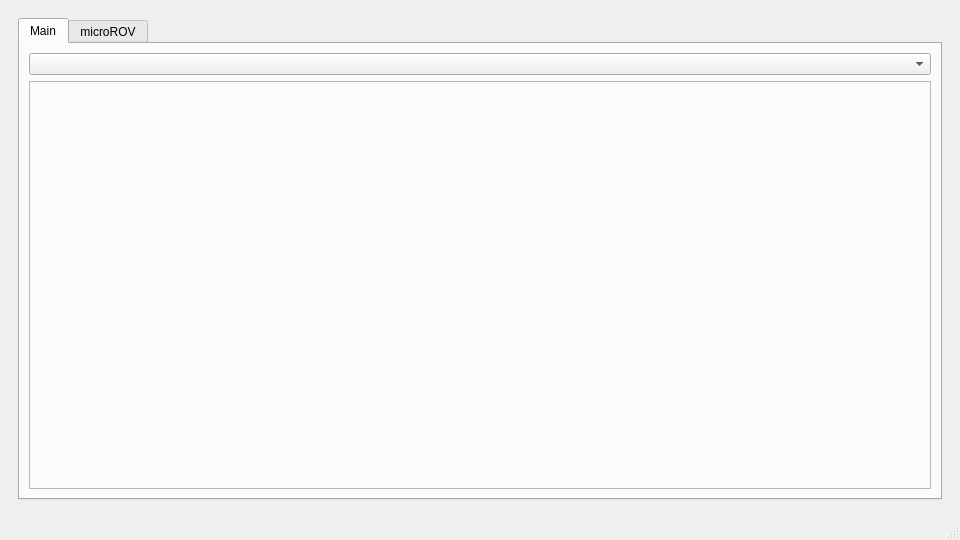
AndrewGrishchenko/MATE2021, file qt/cc/mainwindow.ui: the form before one commit.
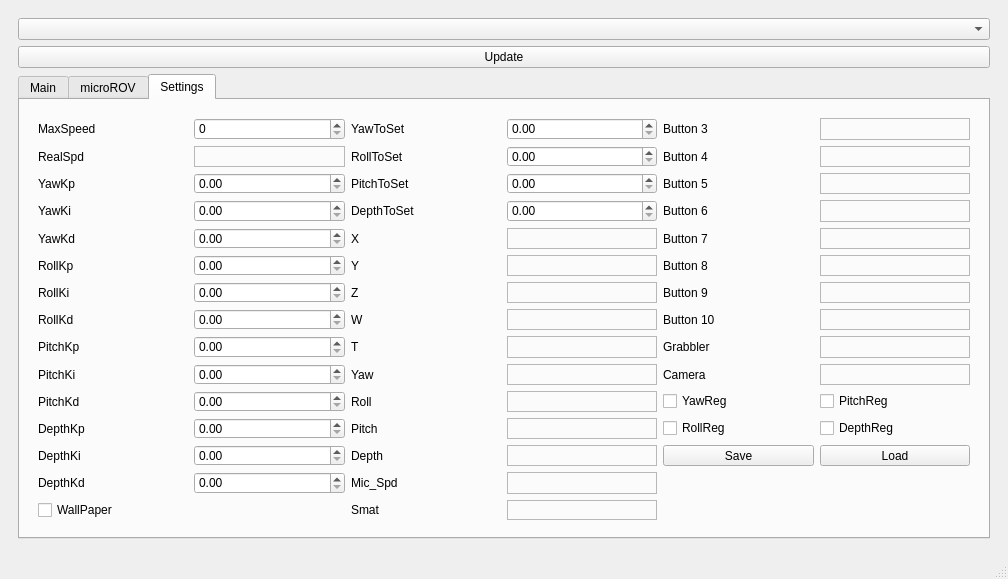
The form after the commit. The open tabs and pages were chosen to show the change.

Patch:
```diff
--- a/qt/cc/mainwindow.ui
+++ b/qt/cc/mainwindow.ui
@@ -6,8 +6,8 @@
    <rect>
     <x>0</x>
     <y>0</y>
-    <width>960</width>
-    <height>540</height>
+    <width>1008</width>
+    <height>579</height>
    </rect>
   </property>
   <property name="sizePolicy">
@@ -48,8 +48,14 @@
        </sizepolicy>
       </property>
       <layout class="QGridLayout" name="gridLayout_2">
-       <item row="0" column="0">
+       <item row="0" column="1">
+        <widget class="QComboBox" name="camComboBox"/>
+       </item>
+       <item row="2" column="1">
         <widget class="QTabWidget" name="tabWidget">
+         <property name="styleSheet">
+          <string notr="true"/>
+         </property>
          <property name="currentIndex">
           <number>1</number>
          </property>
@@ -57,21 +63,151 @@
           <attribute name="title">
            <string>Main</string>
           </attribute>
-          <layout class="QGridLayout" name="gridLayout_3">
+          <layout class="QGridLayout" name="gridLayout_4">
            <item row="0" column="0">
-            <layout class="QVBoxLayout" name="verticalLayout">
-             <item>
-              <widget class="QComboBox" name="camComboBox1"/>
-             </item>
-             <item>
-              <widget class="QFrame" name="frame1">
-               <property name="frameShape">
-                <enum>QFrame::StyledPanel</enum>
-               </property>
-               <property name="frameShadow">
-                <enum>QFrame::Raised</enum>
-               </property>
-              </widget>
+            <layout class="QGridLayout" name="gridLayout_3">
+             <item row="0" column="0">
+              <layout class="QHBoxLayout" name="horizontalLayout_2">
+               <item>
+                <widget class="QLabel" name="frame">
+                 <property name="text">
+                  <string/>
+                 </property>
+                </widget>
+               </item>
+               <item>
+                <widget class="QWidget" name="verticalWidget_4" native="true">
+                 <property name="sizePolicy">
+                  <sizepolicy hsizetype="Maximum" vsizetype="Preferred">
+                   <horstretch>0</horstretch>
+                   <verstretch>0</verstretch>
+                  </sizepolicy>
+                 </property>
+                 <layout class="QVBoxLayout" name="verticalLayout_4">
+                  <item>
+                   <widget class="QCheckBox" name="auto_send">
+                    <property name="text">
+                     <string>Autosend</string>
+                    </property>
+                   </widget>
+                  </item>
+                  <item>
+                   <widget class="QPushButton" name="sendButton">
+                    <property name="text">
+                     <string>Start</string>
+                    </property>
+                   </widget>
+                  </item>
+                  <item>
+                   <spacer name="verticalSpacer_2">
+                    <property name="orientation">
+                     <enum>Qt::Vertical</enum>
+                    </property>
+                    <property name="sizeType">
+                     <enum>QSizePolicy::Minimum</enum>
+                    </property>
+                    <property name="sizeHint" stdset="0">
+                     <size>
+                      <width>20</width>
+                      <height>40</height>
+                     </size>
+                    </property>
+                   </spacer>
+                  </item>
+                  <item>
+                   <widget class="QLabel" name="DataText_2">
+                    <property name="text">
+                     <string>Data:</string>
+                    </property>
+                   </widget>
+                  </item>
+                  <item>
+                   <spacer name="horizontalSpacer_2">
+                    <property name="orientation">
+                     <enum>Qt::Horizontal</enum>
+                    </property>
+                    <property name="sizeType">
+                     <enum>QSizePolicy::Maximum</enum>
+                    </property>
+                    <property name="sizeHint" stdset="0">
+                     <size>
+                      <width>190</width>
+                      <height>1</height>
+                     </size>
+                    </property>
+                   </spacer>
+                  </item>
+                  <item>
+                   <widget class="QWidget" name="gridWidget" native="true">
+                    <layout class="QGridLayout" name="gridLayout_6">
+                     <item row="1" column="1">
+                      <widget class="QLabel" name="RealSpd_Value2">
+                       <property name="sizePolicy">
+                        <sizepolicy hsizetype="Preferred" vsizetype="Fixed">
+                         <horstretch>0</horstretch>
+                         <verstretch>0</verstretch>
+                        </sizepolicy>
+                       </property>
+                       <property name="frameShape">
+                        <enum>QFrame::StyledPanel</enum>
+                       </property>
+                       <property name="text">
+                        <string/>
+                       </property>
+                      </widget>
+                     </item>
+                     <item row="2" column="1">
+                      <widget class="QCheckBox" name="PitchReg_Enabler2">
+                       <property name="text">
+                        <string>PitchReg</string>
+                       </property>
+                      </widget>
+                     </item>
+                     <item row="0" column="1">
+                      <widget class="QSpinBox" name="MaxSpeed_Value2"/>
+                     </item>
+                     <item row="0" column="0">
+                      <widget class="QLabel" name="label_31">
+                       <property name="text">
+                        <string>MaxSpeed</string>
+                       </property>
+                      </widget>
+                     </item>
+                     <item row="2" column="0">
+                      <widget class="QCheckBox" name="YawReg_Enabler2">
+                       <property name="text">
+                        <string>YawReg</string>
+                       </property>
+                      </widget>
+                     </item>
+                     <item row="1" column="0">
+                      <widget class="QLabel" name="label_32">
+                       <property name="text">
+                        <string>RealSpd</string>
+                       </property>
+                      </widget>
+                     </item>
+                     <item row="3" column="0">
+                      <widget class="QCheckBox" name="RollReg_Enabler2">
+                       <property name="text">
+                        <string>RollReg</string>
+                       </property>
+                      </widget>
+                     </item>
+                     <item row="3" column="1">
+                      <widget class="QCheckBox" name="DepthReg_Enabler2">
+                       <property name="text">
+                        <string>DepthReg</string>
+                       </property>
+                      </widget>
+                     </item>
+                    </layout>
+                   </widget>
+                  </item>
+                 </layout>
+                </widget>
+               </item>
+              </layout>
              </item>
             </layout>
            </item>
@@ -224,6 +360,625 @@
            </item>
           </layout>
          </widget>
+         <widget class="QWidget" name="tab3">
+          <property name="styleSheet">
+           <string notr="true"/>
+          </property>
+          <attribute name="title">
+           <string>Settings</string>
+          </attribute>
+          <layout class="QGridLayout" name="gridLayout_7">
+           <item row="0" column="0">
+            <widget class="QWidget" name="gridWidget" native="true">
+             <property name="styleSheet">
+              <string notr="true">None</string>
+             </property>
+             <layout class="QGridLayout" name="gridLayout_5">
+              <item row="7" column="1">
+               <widget class="QDoubleSpinBox" name="RollKi_Value"/>
+              </item>
+              <item row="2" column="4">
+               <widget class="QLabel" name="label_42">
+                <property name="text">
+                 <string>Button 4</string>
+                </property>
+               </widget>
+              </item>
+              <item row="6" column="4">
+               <widget class="QLabel" name="label_46">
+                <property name="text">
+                 <string>Button 8</string>
+                </property>
+               </widget>
+              </item>
+              <item row="5" column="3">
+               <widget class="QLabel" name="X_Value">
+                <property name="frameShape">
+                 <enum>QFrame::StyledPanel</enum>
+                </property>
+                <property name="text">
+                 <string/>
+                </property>
+               </widget>
+              </item>
+              <item row="7" column="0">
+               <widget class="QLabel" name="label_7">
+                <property name="text">
+                 <string>RollKi</string>
+                </property>
+               </widget>
+              </item>
+              <item row="13" column="1">
+               <widget class="QDoubleSpinBox" name="DepthKi_Value"/>
+              </item>
+              <item row="13" column="0">
+               <widget class="QLabel" name="label_13">
+                <property name="text">
+                 <string>DepthKi</string>
+                </property>
+               </widget>
+              </item>
+              <item row="0" column="0">
+               <widget class="QLabel" name="label">
+                <property name="text">
+                 <string>MaxSpeed</string>
+                </property>
+               </widget>
+              </item>
+              <item row="13" column="2">
+               <widget class="QLabel" name="label_27">
+                <property name="text">
+                 <string>Depth</string>
+                </property>
+               </widget>
+              </item>
+              <item row="0" column="4">
+               <widget class="QLabel" name="label_41">
+                <property name="text">
+                 <string>Button 3</string>
+                </property>
+               </widget>
+              </item>
+              <item row="12" column="2">
+               <widget class="QLabel" name="label_26">
+                <property name="text">
+                 <string>Pitch</string>
+                </property>
+               </widget>
+              </item>
+              <item row="6" column="3">
+               <widget class="QLabel" name="Y_Value">
+                <property name="frameShape">
+                 <enum>QFrame::StyledPanel</enum>
+                </property>
+                <property name="text">
+                 <string/>
+                </property>
+               </widget>
+              </item>
+              <item row="10" column="0">
+               <widget class="QLabel" name="label_10">
+                <property name="text">
+                 <string>PitchKi</string>
+                </property>
+               </widget>
+              </item>
+              <item row="14" column="1">
+               <widget class="QDoubleSpinBox" name="DepthKd_Value"/>
+              </item>
+              <item row="11" column="2">
+               <widget class="QLabel" name="label_25">
+                <property name="text">
+                 <string>Roll</string>
+                </property>
+               </widget>
+              </item>
+              <item row="0" column="1">
+               <widget class="QSpinBox" name="MaxSpeed_Value"/>
+              </item>
+              <item row="10" column="3">
+               <widget class="QLabel" name="Yaw_Value">
+                <property name="frameShape">
+                 <enum>QFrame::StyledPanel</enum>
+                </property>
+                <property name="text">
+                 <string/>
+                </property>
+               </widget>
+              </item>
+              <item row="4" column="4">
+               <widget class="QLabel" name="label_44">
+                <property name="text">
+                 <string>Button 6</string>
+                </property>
+               </widget>
+              </item>
+              <item row="0" column="3">
+               <widget class="QDoubleSpinBox" name="YawToSet_Value"/>
+              </item>
+              <item row="14" column="2">
+               <widget class="QLabel" name="label_28">
+                <property name="text">
+                 <string>Mic_Spd</string>
+                </property>
+               </widget>
+              </item>
+              <item row="4" column="2">
+               <widget class="QLabel" name="label_18">
+                <property name="text">
+                 <string>DepthToSet</string>
+                </property>
+               </widget>
+              </item>
+              <item row="9" column="3">
+               <widget class="QLabel" name="T_Value">
+                <property name="frameShape">
+                 <enum>QFrame::StyledPanel</enum>
+                </property>
+                <property name="text">
+                 <string/>
+                </property>
+               </widget>
+              </item>
+              <item row="0" column="2">
+               <widget class="QLabel" name="label_15">
+                <property name="text">
+                 <string>YawToSet</string>
+                </property>
+               </widget>
+              </item>
+              <item row="3" column="0">
+               <widget class="QLabel" name="label_3">
+                <property name="text">
+                 <string>YawKp</string>
+                </property>
+               </widget>
+              </item>
+              <item row="12" column="3">
+               <widget class="QLabel" name="Pitch_Value">
+                <property name="frameShape">
+                 <enum>QFrame::StyledPanel</enum>
+                </property>
+                <property name="text">
+                 <string/>
+                </property>
+               </widget>
+              </item>
+              <item row="11" column="1">
+               <widget class="QDoubleSpinBox" name="PitchKd_Value"/>
+              </item>
+              <item row="3" column="2">
+               <widget class="QLabel" name="label_17">
+                <property name="text">
+                 <string>PitchToSet</string>
+                </property>
+               </widget>
+              </item>
+              <item row="9" column="0">
+               <widget class="QLabel" name="label_9">
+                <property name="text">
+                 <string>PitchKp</string>
+                </property>
+               </widget>
+              </item>
+              <item row="5" column="4">
+               <widget class="QLabel" name="label_45">
+                <property name="text">
+                 <string>Button 7</string>
+                </property>
+               </widget>
+              </item>
+              <item row="5" column="1">
+               <widget class="QDoubleSpinBox" name="YawKd_Value"/>
+              </item>
+              <item row="2" column="3">
+               <widget class="QDoubleSpinBox" name="RollToSet_Value"/>
+              </item>
+              <item row="3" column="3">
+               <widget class="QDoubleSpinBox" name="PitchToSet_Value"/>
+              </item>
+              <item row="9" column="2">
+               <widget class="QLabel" name="label_23">
+                <property name="text">
+                 <string>T</string>
+                </property>
+               </widget>
+              </item>
+              <item row="10" column="2">
+               <widget class="QLabel" name="label_24">
+                <property name="text">
+                 <string>Yaw</string>
+                </property>
+               </widget>
+              </item>
+              <item row="15" column="2">
+               <widget class="QLabel" name="label_39">
+                <property name="text">
+                 <string>Smat</string>
+                </property>
+               </widget>
+              </item>
+              <item row="10" column="1">
+               <widget class="QDoubleSpinBox" name="PitchKi_Value"/>
+              </item>
+              <item row="7" column="3">
+               <widget class="QLabel" name="Z_Value">
+                <property name="frameShape">
+                 <enum>QFrame::StyledPanel</enum>
+                </property>
+                <property name="text">
+                 <string/>
+                </property>
+               </widget>
+              </item>
+              <item row="3" column="1">
+               <widget class="QDoubleSpinBox" name="YawKp_Value"/>
+              </item>
+              <item row="11" column="3">
+               <widget class="QLabel" name="Roll_Value">
+                <property name="frameShape">
+                 <enum>QFrame::StyledPanel</enum>
+                </property>
+                <property name="text">
+                 <string/>
+                </property>
+               </widget>
+              </item>
+              <item row="12" column="1">
+               <widget class="QDoubleSpinBox" name="DepthKp_Value"/>
+              </item>
+              <item row="6" column="2">
+               <widget class="QLabel" name="label_20">
+                <property name="text">
+                 <string>Y</string>
+                </property>
+               </widget>
+              </item>
+              <item row="9" column="1">
+               <widget class="QDoubleSpinBox" name="PitchKp_Value"/>
+              </item>
+              <item row="6" column="1">
+               <widget class="QDoubleSpinBox" name="RollKp_Value"/>
+              </item>
+              <item row="8" column="1">
+               <widget class="QDoubleSpinBox" name="RollKd_Value"/>
+              </item>
+              <item row="5" column="0">
+               <widget class="QLabel" name="label_5">
+                <property name="text">
+                 <string>YawKd</string>
+                </property>
+               </widget>
+              </item>
+              <item row="4" column="1">
+               <widget class="QDoubleSpinBox" name="YawKi_Value"/>
+              </item>
+              <item row="8" column="0">
+               <widget class="QLabel" name="label_8">
+                <property name="text">
+                 <string>RollKd</string>
+                </property>
+               </widget>
+              </item>
+              <item row="14" column="3">
+               <widget class="QLabel" name="Mic_Spd_Value">
+                <property name="frameShape">
+                 <enum>QFrame::StyledPanel</enum>
+                </property>
+                <property name="text">
+                 <string/>
+                </property>
+               </widget>
+              </item>
+              <item row="8" column="2">
+               <widget class="QLabel" name="label_22">
+                <property name="text">
+                 <string>W</string>
+                </property>
+               </widget>
+              </item>
+              <item row="5" column="2">
+               <widget class="QLabel" name="label_19">
+                <property name="text">
+                 <string>X</string>
+                </property>
+               </widget>
+              </item>
+              <item row="12" column="0">
+               <widget class="QLabel" name="label_12">
+                <property name="text">
+                 <string>DepthKp</string>
+                </property>
+               </widget>
+              </item>
+              <item row="8" column="3">
+               <widget class="QLabel" name="W_Value">
+                <property name="frameShape">
+                 <enum>QFrame::StyledPanel</enum>
+                </property>
+                <property name="text">
+                 <string/>
+                </property>
+               </widget>
+              </item>
+              <item row="13" column="3">
+               <widget class="QLabel" name="Depth_Value">
+                <property name="frameShape">
+                 <enum>QFrame::StyledPanel</enum>
+                </property>
+                <property name="text">
+                 <string/>
+                </property>
+               </widget>
+              </item>
+              <item row="7" column="2">
+               <widget class="QLabel" name="label_21">
+                <property name="text">
+                 <string>Z</string>
+                </property>
+               </widget>
+              </item>
+              <item row="11" column="0">
+               <widget class="QLabel" name="label_11">
+                <property name="text">
+                 <string>PitchKd</string>
+                </property>
+               </widget>
+              </item>
+              <item row="15" column="3">
+               <widget class="QLabel" name="Smatyvolka_Value">
+                <property name="frameShape">
+                 <enum>QFrame::StyledPanel</enum>
+                </property>
+                <property name="text">
+                 <string/>
+                </property>
+               </widget>
+              </item>
+              <item row="14" column="0">
+               <widget class="QLabel" name="label_14">
+                <property name="text">
+                 <string>DepthKd</string>
+                </property>
+               </widget>
+              </item>
+              <item row="6" column="0">
+               <widget class="QLabel" name="label_6">
+                <property name="text">
+                 <string>RollKp</string>
+                </property>
+               </widget>
+              </item>
+              <item row="2" column="1">
+               <widget class="QLabel" name="RealSpd_Value">
+                <property name="frameShape">
+                 <enum>QFrame::StyledPanel</enum>
+                </property>
+                <property name="text">
+                 <string/>
+                </property>
+               </widget>
+              </item>
+              <item row="4" column="0">
+               <widget class="QLabel" name="label_4">
+                <property name="text">
+                 <string>YawKi</string>
+                </property>
+               </widget>
+              </item>
+              <item row="2" column="2">
+               <widget class="QLabel" name="label_16">
+                <property name="text">
+                 <string>RollToSet</string>
+                </property>
+               </widget>
+              </item>
+              <item row="15" column="0">
+               <widget class="QCheckBox" name="checkBox">
+                <property name="text">
+                 <string>WallPaper</string>
+                </property>
+               </widget>
+              </item>
+              <item row="3" column="4">
+               <widget class="QLabel" name="label_43">
+                <property name="text">
+                 <string>Button 5</string>
+                </property>
+               </widget>
+              </item>
+              <item row="2" column="0">
+               <widget class="QLabel" name="label_2">
+                <property name="text">
+                 <string>RealSpd</string>
+                </property>
+               </widget>
+              </item>
+              <item row="4" column="3">
+               <widget class="QDoubleSpinBox" name="DepthToSet_Value"/>
+              </item>
+              <item row="0" column="5">
+               <widget class="QLabel" name="Button_3_Value">
+                <property name="frameShape">
+                 <enum>QFrame::StyledPanel</enum>
+                </property>
+                <property name="text">
+                 <string/>
+                </property>
+               </widget>
+              </item>
+              <item row="2" column="5">
+               <widget class="QLabel" name="Button_4_Value">
+                <property name="frameShape">
+                 <enum>QFrame::StyledPanel</enum>
+                </property>
+                <property name="text">
+                 <string/>
+                </property>
+               </widget>
+              </item>
+              <item row="3" column="5">
+               <widget class="QLabel" name="Button_5_Value">
+                <property name="frameShape">
+                 <enum>QFrame::StyledPanel</enum>
+                </property>
+                <property name="text">
+                 <string/>
+                </property>
+               </widget>
+              </item>
+              <item row="4" column="5">
+               <widget class="QLabel" name="Button_6_Value">
+                <property name="frameShape">
+                 <enum>QFrame::StyledPanel</enum>
+                </property>
+                <property name="text">
+                 <string/>
+                </property>
+               </widget>
+              </item>
+              <item row="5" column="5">
+               <widget class="QLabel" name="Button_7_Value">
+                <property name="frameShape">
+                 <enum>QFrame::StyledPanel</enum>
+                </property>
+                <property name="text">
+                 <string/>
+                </property>
+               </widget>
+              </item>
+              <item row="6" column="5">
+               <widget class="QLabel" name="Button_8_Value">
+                <property name="frameShape">
+                 <enum>QFrame::StyledPanel</enum>
+                </property>
+                <property name="text">
+                 <string/>
+                </property>
+               </widget>
+              </item>
+              <item row="7" column="4">
+               <widget class="QLabel" name="label_53">
+                <property name="text">
+                 <string>Button 9</string>
+                </property>
+               </widget>
+              </item>
+              <item row="8" column="4">
+               <widget class="QLabel" name="label_54">
+                <property name="text">
+                 <string>Button 10</string>
+                </property>
+               </widget>
+              </item>
+              <item row="7" column="5">
+               <widget class="QLabel" name="Button_9_Value">
+                <property name="frameShape">
+                 <enum>QFrame::StyledPanel</enum>
+                </property>
+                <property name="text">
+                 <string/>
+                </property>
+               </widget>
+              </item>
+              <item row="8" column="5">
+               <widget class="QLabel" name="Button_10_Value">
+                <property name="frameShape">
+                 <enum>QFrame::StyledPanel</enum>
+                </property>
+                <property name="text">
+                 <string/>
+                </property>
+               </widget>
+              </item>
+              <item row="13" column="4">
+               <widget class="QPushButton" name="Save_Button">
+                <property name="text">
+                 <string>Save</string>
+                </property>
+               </widget>
+              </item>
+              <item row="13" column="5">
+               <widget class="QPushButton" name="Load_Button">
+                <property name="text">
+                 <string>Load</string>
+                </property>
+               </widget>
+              </item>
+              <item row="12" column="5">
+               <widget class="QCheckBox" name="DepthReg_Enabler">
+                <property name="text">
+                 <string>DepthReg</string>
+                </property>
+               </widget>
+              </item>
+              <item row="11" column="5">
+               <widget class="QCheckBox" name="PitchReg_Enabler">
+                <property name="text">
+                 <string>PitchReg</string>
+                </property>
+               </widget>
+              </item>
+              <item row="12" column="4">
+               <widget class="QCheckBox" name="RollReg_Enabler">
+                <property name="text">
+                 <string>RollReg</string>
+                </property>
+               </widget>
+              </item>
+              <item row="11" column="4">
+               <widget class="QCheckBox" name="YawReg_Enabler">
+                <property name="text">
+                 <string>YawReg</string>
+                </property>
+               </widget>
+              </item>
+              <item row="9" column="4">
+               <widget class="QLabel" name="label_29">
+                <property name="text">
+                 <string>Grabbler</string>
+                </property>
+               </widget>
+              </item>
+              <item row="10" column="4">
+               <widget class="QLabel" name="label_30">
+                <property name="text">
+                 <string>Camera</string>
+                </property>
+               </widget>
+              </item>
+              <item row="9" column="5">
+               <widget class="QLabel" name="Grabber_Value">
+                <property name="frameShape">
+                 <enum>QFrame::StyledPanel</enum>
+                </property>
+                <property name="text">
+                 <string/>
+                </property>
+               </widget>
+              </item>
+              <item row="10" column="5">
+               <widget class="QLabel" name="Camera_Value">
+                <property name="frameShape">
+                 <enum>QFrame::StyledPanel</enum>
+                </property>
+                <property name="text">
+                 <string/>
+                </property>
+               </widget>
+              </item>
+             </layout>
+            </widget>
+           </item>
+          </layout>
+         </widget>
+        </widget>
+       </item>
+       <item row="1" column="1">
+        <widget class="QPushButton" name="Update_Button">
+         <property name="text">
+          <string>Update</string>
+         </property>
         </widget>
        </item>
       </layout>
```
Left out of the diff: 18 changed lines with no effect on the pictures.
